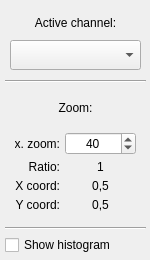
JanKolomaznik/MedV4D, file src/Applications/TransferFunctions/Ui/TFSimpleModifier.ui: the form before one commit.
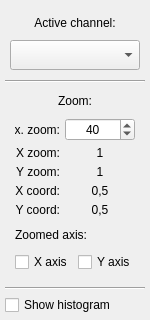
The form after the commit.

Commit message: umoznen zoom jen osy x nebo jen osy y; hsv a rgb painter vykresluje histogram jako plochu misto krivky; upraveno gui palety pro pridavani a odebirani, load je nyni soucasti dialogu

```diff
--- a/src/Applications/TransferFunctions/Ui/TFSimpleModifier.ui
+++ b/src/Applications/TransferFunctions/Ui/TFSimpleModifier.ui
@@ -7,13 +7,13 @@
     <x>0</x>
     <y>0</y>
     <width>150</width>
-    <height>260</height>
+    <height>320</height>
    </rect>
   </property>
   <property name="minimumSize">
    <size>
     <width>150</width>
-    <height>260</height>
+    <height>320</height>
    </size>
   </property>
   <property name="maximumSize">
@@ -30,8 +30,8 @@
     <rect>
      <x>0</x>
      <y>0</y>
-     <width>151</width>
-     <height>260</height>
+     <width>150</width>
+     <height>320</height>
     </rect>
    </property>
    <property name="sizePolicy">
@@ -154,84 +154,6 @@
         <property name="margin">
          <number>5</number>
         </property>
-        <item row="1" column="0">
-         <widget class="QLabel" name="ratioLabel">
-          <property name="text">
-           <string>Ratio:</string>
-          </property>
-          <property name="alignment">
-           <set>Qt::AlignRight|Qt::AlignTrailing|Qt::AlignVCenter</set>
-          </property>
-          <property name="margin">
-           <number>2</number>
-          </property>
-         </widget>
-        </item>
-        <item row="1" column="1">
-         <widget class="QLabel" name="ratioValue">
-          <property name="text">
-           <string>1</string>
-          </property>
-          <property name="alignment">
-           <set>Qt::AlignCenter</set>
-          </property>
-          <property name="margin">
-           <number>2</number>
-          </property>
-         </widget>
-        </item>
-        <item row="2" column="0">
-         <widget class="QLabel" name="zoomXLabel">
-          <property name="text">
-           <string>X coord:</string>
-          </property>
-          <property name="alignment">
-           <set>Qt::AlignRight|Qt::AlignTrailing|Qt::AlignVCenter</set>
-          </property>
-          <property name="margin">
-           <number>2</number>
-          </property>
-         </widget>
-        </item>
-        <item row="2" column="1">
-         <widget class="QLabel" name="zoomXValue">
-          <property name="text">
-           <string>0,5</string>
-          </property>
-          <property name="alignment">
-           <set>Qt::AlignCenter</set>
-          </property>
-          <property name="margin">
-           <number>2</number>
-          </property>
-         </widget>
-        </item>
-        <item row="3" column="0">
-         <widget class="QLabel" name="zoomYLabel">
-          <property name="text">
-           <string>Y coord:</string>
-          </property>
-          <property name="alignment">
-           <set>Qt::AlignRight|Qt::AlignTrailing|Qt::AlignVCenter</set>
-          </property>
-          <property name="margin">
-           <number>2</number>
-          </property>
-         </widget>
-        </item>
-        <item row="3" column="1">
-         <widget class="QLabel" name="zoomYValue">
-          <property name="text">
-           <string>0,5</string>
-          </property>
-          <property name="alignment">
-           <set>Qt::AlignCenter</set>
-          </property>
-          <property name="margin">
-           <number>2</number>
-          </property>
-         </widget>
-        </item>
         <item row="0" column="0">
          <widget class="QLabel" name="maxZoomLabel">
           <property name="text">
@@ -261,6 +183,147 @@
           </property>
           <property name="value">
            <number>40</number>
+          </property>
+         </widget>
+        </item>
+        <item row="1" column="0">
+         <widget class="QLabel" name="zoomXLabel">
+          <property name="text">
+           <string>X zoom:</string>
+          </property>
+          <property name="alignment">
+           <set>Qt::AlignRight|Qt::AlignTrailing|Qt::AlignVCenter</set>
+          </property>
+          <property name="margin">
+           <number>2</number>
+          </property>
+         </widget>
+        </item>
+        <item row="1" column="1">
+         <widget class="QLabel" name="zoomXValue">
+          <property name="text">
+           <string>1</string>
+          </property>
+          <property name="alignment">
+           <set>Qt::AlignCenter</set>
+          </property>
+          <property name="margin">
+           <number>2</number>
+          </property>
+         </widget>
+        </item>
+        <item row="2" column="0">
+         <widget class="QLabel" name="zoomYLabel">
+          <property name="text">
+           <string>Y zoom:</string>
+          </property>
+          <property name="alignment">
+           <set>Qt::AlignRight|Qt::AlignTrailing|Qt::AlignVCenter</set>
+          </property>
+          <property name="margin">
+           <number>2</number>
+          </property>
+         </widget>
+        </item>
+        <item row="2" column="1">
+         <widget class="QLabel" name="zoomYValue">
+          <property name="text">
+           <string>1</string>
+          </property>
+          <property name="alignment">
+           <set>Qt::AlignCenter</set>
+          </property>
+          <property name="margin">
+           <number>2</number>
+          </property>
+         </widget>
+        </item>
+        <item row="3" column="0">
+         <widget class="QLabel" name="centerXLabel">
+          <property name="text">
+           <string>X coord:</string>
+          </property>
+          <property name="alignment">
+           <set>Qt::AlignRight|Qt::AlignTrailing|Qt::AlignVCenter</set>
+          </property>
+          <property name="margin">
+           <number>2</number>
+          </property>
+         </widget>
+        </item>
+        <item row="3" column="1">
+         <widget class="QLabel" name="centerXValue">
+          <property name="text">
+           <string>0,5</string>
+          </property>
+          <property name="alignment">
+           <set>Qt::AlignCenter</set>
+          </property>
+          <property name="margin">
+           <number>2</number>
+          </property>
+         </widget>
+        </item>
+        <item row="4" column="0">
+         <widget class="QLabel" name="centerYLabel">
+          <property name="text">
+           <string>Y coord:</string>
+          </property>
+          <property name="alignment">
+           <set>Qt::AlignRight|Qt::AlignTrailing|Qt::AlignVCenter</set>
+          </property>
+          <property name="margin">
+           <number>2</number>
+          </property>
+         </widget>
+        </item>
+        <item row="4" column="1">
+         <widget class="QLabel" name="centerYValue">
+          <property name="text">
+           <string>0,5</string>
+          </property>
+          <property name="alignment">
+           <set>Qt::AlignCenter</set>
+          </property>
+          <property name="margin">
+           <number>2</number>
+          </property>
+         </widget>
+        </item>
+       </layout>
+      </item>
+      <item>
+       <widget class="QLabel" name="zoomedAxisLabel">
+        <property name="text">
+         <string>Zoomed axis:</string>
+        </property>
+        <property name="alignment">
+         <set>Qt::AlignLeading|Qt::AlignLeft|Qt::AlignVCenter</set>
+        </property>
+        <property name="indent">
+         <number>5</number>
+        </property>
+       </widget>
+      </item>
+      <item>
+       <layout class="QHBoxLayout" name="zoomDirectionLayout">
+        <property name="margin">
+         <number>5</number>
+        </property>
+        <item>
+         <widget class="QCheckBox" name="xAxisCheck">
+          <property name="text">
+           <string>X axis</string>
+          </property>
+          <property name="checked">
+           <bool>false</bool>
+          </property>
+         </widget>
+        </item>
+        <item>
+         <widget class="QCheckBox" name="yAxisCheck">
+          <property name="text">
+           <string>Y axis</string>
           </property>
          </widget>
         </item>
```
The commit also changes 14 other files.
